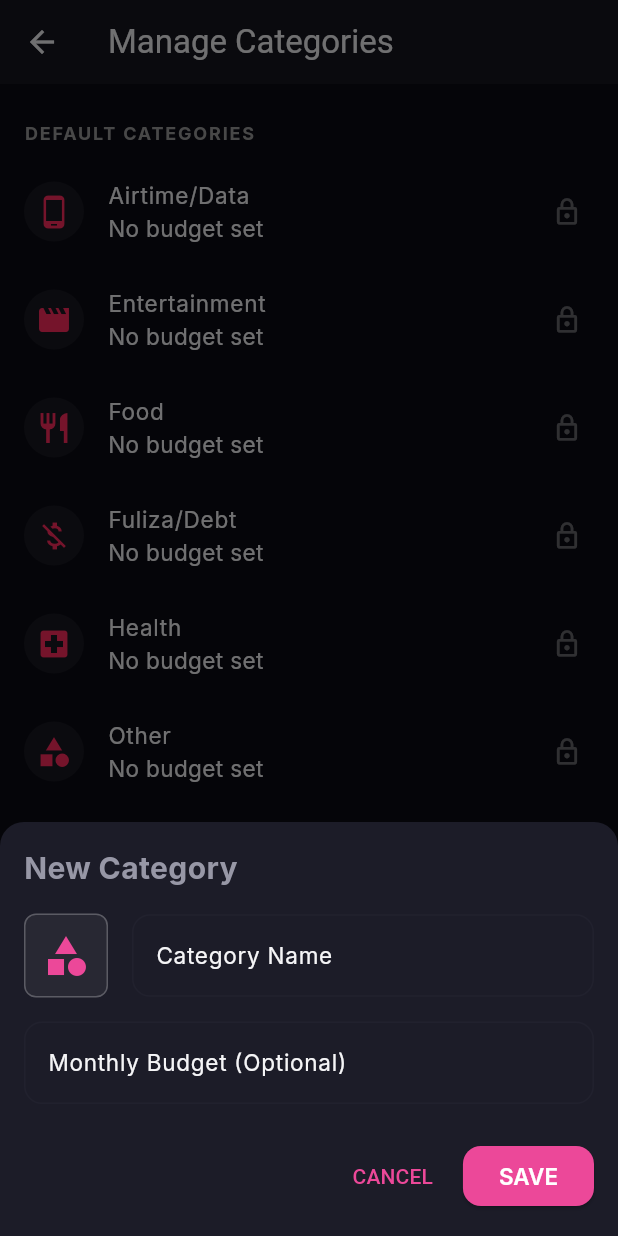
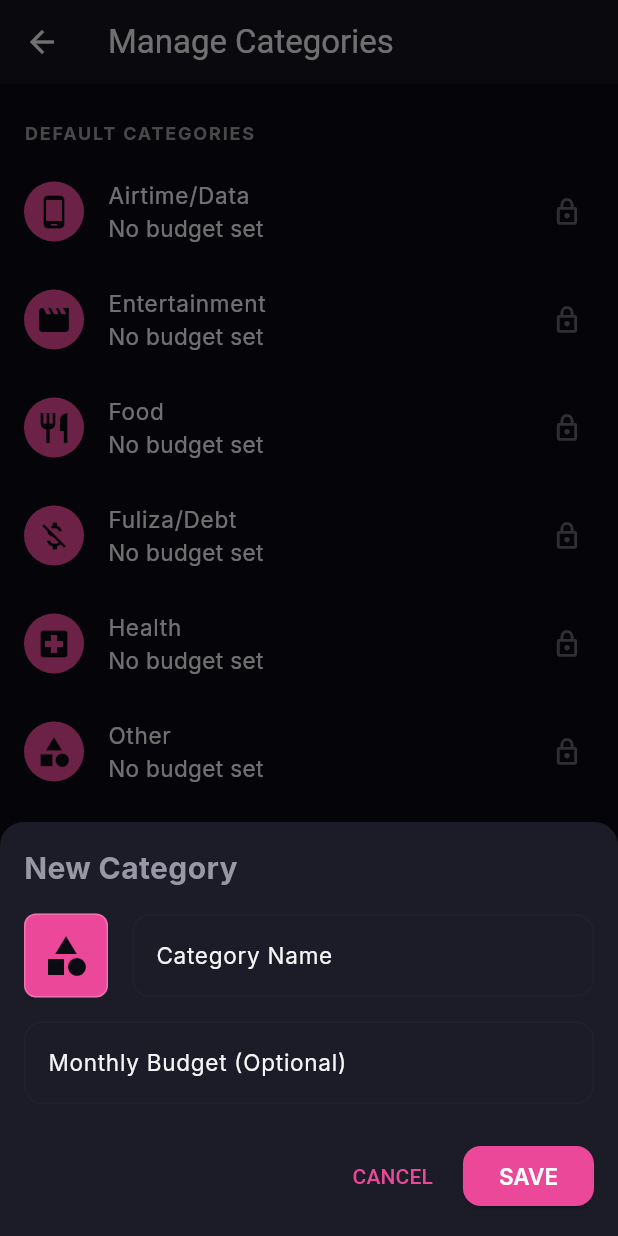
Before and after one commit to Aminakendi/CashApp, a Flutter app: the CategoryManagementScreen screen opened directly, after a tap on the "add" icon, on a phone screen of 412 x 824 dp. Run offline on Flutter 3.47's test engine with Material 3 defaults, Android fonts, the phone set to English and light mode, and no system bars; our stand-ins replace drift, fl_chart, flutter_local_notifications, flutter_riverpod, flutter_secure_storage, google_fonts and 4 more; missing offline and left inert: flutter_sms_inbox, sqlite3, telephony, workmanager; accounts and stored records are empty; generated files the repository leaves out were written again; statements that could not run were skipped.

Commit message:
Fix category colors, remove sync tag from subtitle, and cleanup pubspec

```diff
--- a/lib/ui/settings/category_edit_sheet.dart
+++ b/lib/ui/settings/category_edit_sheet.dart
@@ -126,14 +126,14 @@ class _CategoryEditSheetState extends ConsumerState<CategoryEditSheet> {
                   width: 56,
                   height: 56,
                   decoration: BoxDecoration(
-                    color: Colors.white.withOpacity(0.05),
+                    color: _isDefault ? Colors.grey : AppTheme.primaryPink,
                     borderRadius: BorderRadius.circular(8),
                     border: Border.all(color: Colors.white24),
                   ),
                   child: Icon(
                     CategoryIconResolver.resolve(_selectedIconName),
                     size: 32,
-                    color: _isDefault ? Colors.grey : AppTheme.primaryPink,
+                    color: AppTheme.background,
                   ),
                 ),
               ),
--- a/lib/ui/settings/category_management_screen.dart
+++ b/lib/ui/settings/category_management_screen.dart
@@ -113,10 +113,10 @@ class CategoryManagementScreen extends ConsumerWidget {
   Widget _buildCategoryTile(BuildContext context, WidgetRef ref, Category category, bool isDefault) {
     return ListTile(
       leading: CircleAvatar(
-        backgroundColor: Colors.white.withOpacity(0.05),
+        backgroundColor: AppTheme.primaryPink,
         child: Icon(
           CategoryIconResolver.resolve(category.icon),
-          color: const Color(0xFFFF2B5E), // AppTheme.primaryPink
+          color: AppTheme.background,
         ),
       ),
       title: Text(category.name),
--- a/lib/ui/tabs/home_tab.dart
+++ b/lib/ui/tabs/home_tab.dart
@@ -722,7 +722,7 @@ class _TransactionRow extends StatelessWidget {
             ),
           ),
           title: Text(tx.counterparty ?? tx.note ?? 'Unknown'),
-          subtitle: Text('${dateFormatter.format(tx.timestamp)} • ${tx.source}'),
+          subtitle: Text(dateFormatter.format(tx.timestamp)),
           trailing: Row(
             mainAxisSize: MainAxisSize.min,
             children: [
--- a/pubspec.yaml
+++ b/pubspec.yaml
@@ -32,8 +32,6 @@ dependencies:
 dev_dependencies:
   flutter_test:
     sdk: flutter
-  integration_test:
-    sdk: flutter
   flutter_lints: ^3.0.0
   drift_dev: ^2.14.0
   build_runner: ^2.4.8
```
Also changed, not shown: pubspec.lock.
